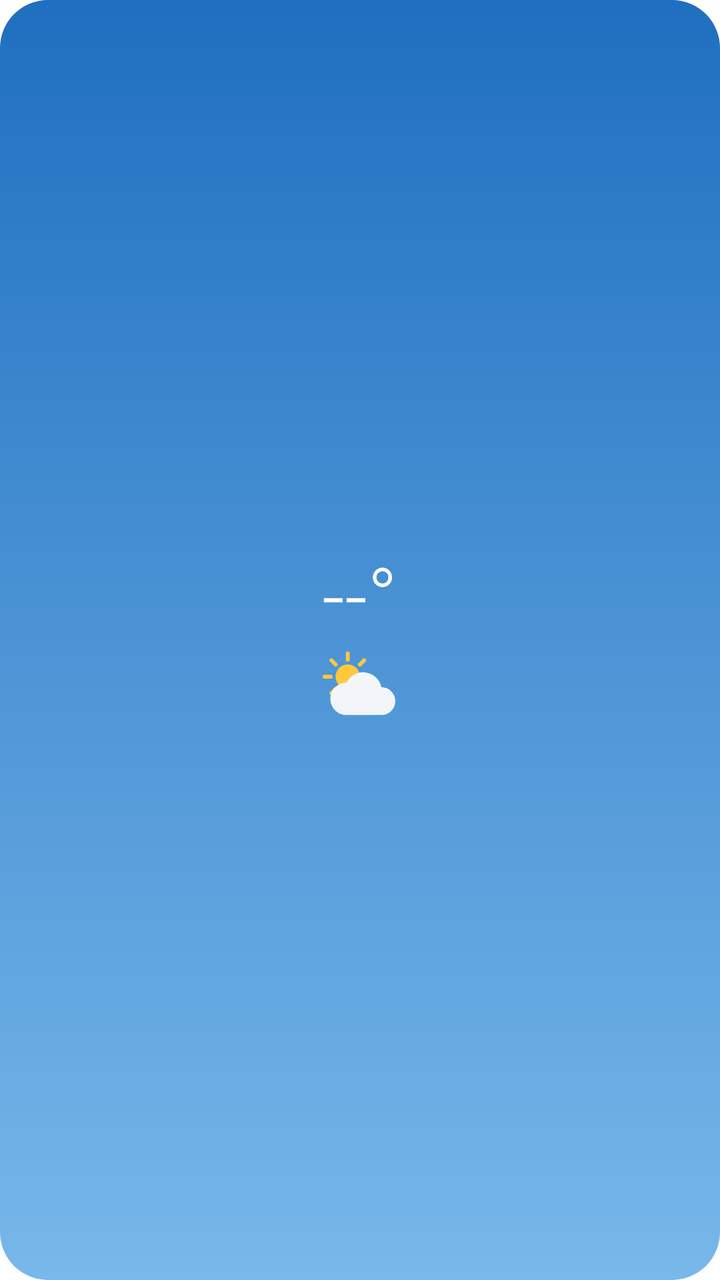
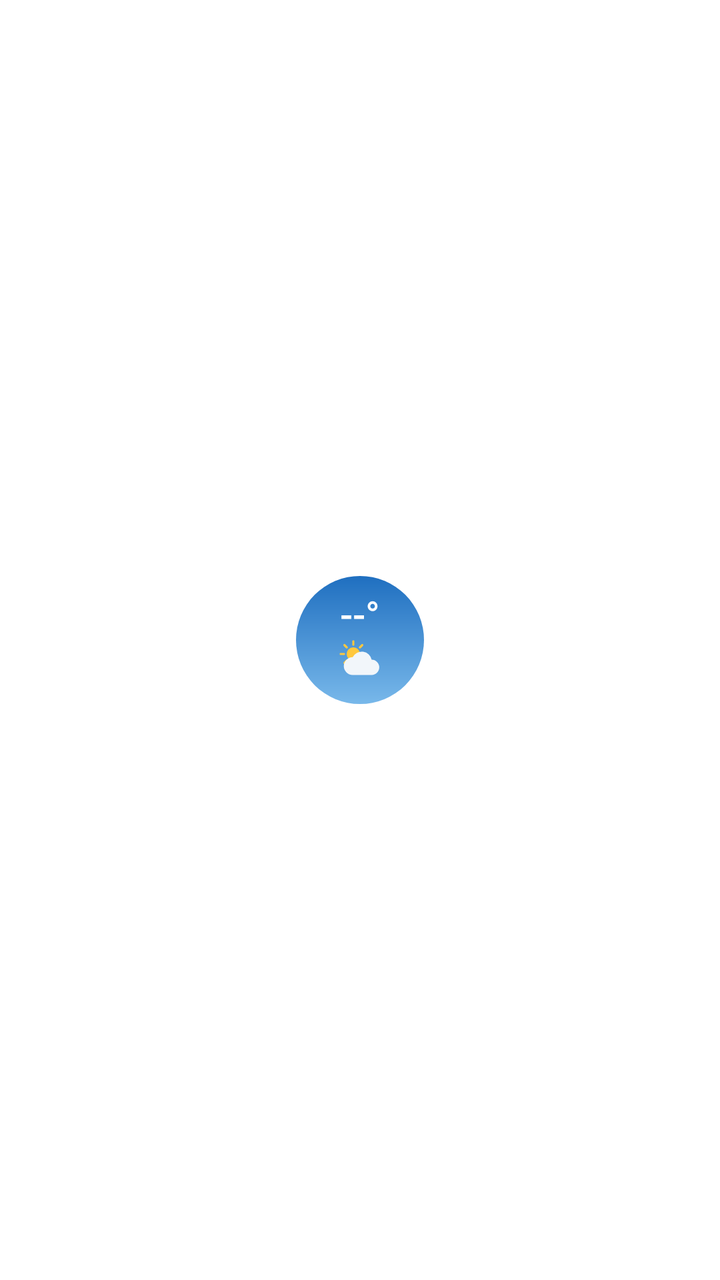

An Android layout rendered at two revisions. The XML below is the earlier revision; the diff shows what the commit changed to produce the second picture.
<!-- AndroidManifest.xml: fallback theme Theme.MaterialComponents.DayNight.NoActionBar -->
<!-- res/layout/widget.xml -->
<?xml version="1.0" encoding="utf-8"?>
<LinearLayout xmlns:android="http://schemas.android.com/apk/res/android"
    android:id="@+id/root"
    android:layout_width="match_parent"
    android:layout_height="match_parent"
    android:background="@drawable/bg"
    android:gravity="center"
    android:orientation="vertical"
    android:padding="8dp">
    <TextView android:id="@+id/place" android:layout_width="wrap_content" android:layout_height="wrap_content"
        android:text="" android:textColor="#CCFFFFFF" android:textSize="11sp" android:maxLines="1" android:ellipsize="end" />
    <TextView android:id="@+id/temp" android:layout_width="wrap_content" android:layout_height="wrap_content"
        android:text="--°" android:textColor="#FFFFFF" android:textSize="40sp" android:fontFamily="sans-serif-light" />
    <ImageView android:id="@+id/icon" android:layout_width="44dp" android:layout_height="44dp"
        android:src="@drawable/ic_partly_day" android:contentDescription="天气" />
    <TextView android:id="@+id/cond" android:layout_width="wrap_content" android:layout_height="wrap_content"
        android:text="" android:textColor="#E6FFFFFF" android:textSize="12sp" />
</LinearLayout>
<!-- resources referenced by this layout -->
<resources>
  <!-- drawable bg (drawable) -->
  <?xml version="1.0" encoding="utf-8"?>
  <shape xmlns:android="http://schemas.android.com/apk/res/android" android:shape="rectangle">
      <corners android:radius="24dp" />
      <gradient android:angle="270" android:startColor="#1F6FC0" android:endColor="#78B8EA" />
  </shape>
  <!-- drawable ic_partly_day (drawable) -->
  <?xml version="1.0" encoding="utf-8"?>
  <vector xmlns:android="http://schemas.android.com/apk/res/android" android:width="72dp" android:height="72dp" android:viewportWidth="72" android:viewportHeight="72"><path android:strokeColor="#FFC83D" android:strokeWidth="3.2" android:strokeLineCap="round" android:pathData="M40.0,24.0L45.0,24.0"/><path android:strokeColor="#FFC83D" android:strokeWidth="3.2" android:strokeLineCap="round" android:pathData="M35.9,33.9L39.4,37.4"/><path android:strokeColor="#FFC83D" android:strokeWidth="3.2" android:strokeLineCap="round" android:pathData="M26.0,38.0L26.0,43.0"/><path android:strokeColor="#FFC83D" android:strokeWidth="3.2" android:strokeLineCap="round" android:pathData="M16.1,33.9L12.6,37.4"/><path android:strokeColor="#FFC83D" android:strokeWidth="3.2" android:strokeLineCap="round" android:pathData="M12.0,24.0L7.0,24.0"/><path android:strokeColor="#FFC83D" android:strokeWidth="3.2" android:strokeLineCap="round" android:pathData="M16.1,14.1L12.6,10.6"/><path android:strokeColor="#FFC83D" android:strokeWidth="3.2" android:strokeLineCap="round" android:pathData="M26.0,10.0L26.0,5.0"/><path android:strokeColor="#FFC83D" android:strokeWidth="3.2" android:strokeLineCap="round" android:pathData="M35.9,14.1L39.4,10.6"/><path android:fillColor="#FFC83D" android:pathData="M16,24a10,10 0,1 0,20,0a10,10 0,1 0,-20,0z"/><group android:translateX="6" android:translateY="6" android:scaleX="0.95" android:scaleY="0.95"><path android:fillColor="#F2F6FA" android:pathData="M20,52h30a12,12 0,0 0,0 -24a16,16 0,0 0,-30 -4a13,13 0,0 0,0 28z"/></group></vector>
</resources>

<!-- the commit's change to res/layout/widget.xml (unified diff, before → after) -->
@@ -1,18 +1,21 @@
 <?xml version="1.0" encoding="utf-8"?>
-<LinearLayout xmlns:android="http://schemas.android.com/apk/res/android"
+<FrameLayout xmlns:android="http://schemas.android.com/apk/res/android"
     android:id="@+id/root"
     android:layout_width="match_parent"
-    android:layout_height="match_parent"
-    android:background="@drawable/bg"
-    android:gravity="center"
-    android:orientation="vertical"
-    android:padding="8dp">
-    <TextView android:id="@+id/place" android:layout_width="wrap_content" android:layout_height="wrap_content"
-        android:text="" android:textColor="#CCFFFFFF" android:textSize="11sp" android:maxLines="1" android:ellipsize="end" />
-    <TextView android:id="@+id/temp" android:layout_width="wrap_content" android:layout_height="wrap_content"
-        android:text="--°" android:textColor="#FFFFFF" android:textSize="40sp" android:fontFamily="sans-serif-light" />
-    <ImageView android:id="@+id/icon" android:layout_width="44dp" android:layout_height="44dp"
-        android:src="@drawable/ic_partly_day" android:contentDescription="天气" />
-    <TextView android:id="@+id/cond" android:layout_width="wrap_content" android:layout_height="wrap_content"
-        android:text="" android:textColor="#E6FFFFFF" android:textSize="12sp" />
-</LinearLayout>
+    android:layout_height="match_parent">
+    <LinearLayout
+        android:layout_width="64dp"
+        android:layout_height="64dp"
+        android:layout_gravity="center"
+        android:background="@drawable/bg"
+        android:gravity="center"
+        android:orientation="vertical">
+        <TextView android:id="@+id/temp" android:layout_width="wrap_content" android:layout_height="wrap_content"
+            android:text="--°" android:textColor="#FFFFFF" android:textSize="19sp" android:includeFontPadding="false"
+            android:fontFamily="sans-serif-medium" />
+        <ImageView android:id="@+id/icon" android:layout_width="24dp" android:layout_height="24dp"
+            android:src="@drawable/ic_partly_day" android:contentDescription="天气" />
+        <TextView android:id="@+id/place" android:layout_width="0dp" android:layout_height="0dp" android:visibility="gone" />
+        <TextView android:id="@+id/cond" android:layout_width="0dp" android:layout_height="0dp" android:visibility="gone" />
+    </LinearLayout>
+</FrameLayout>
<!-- resource entries referenced after the edit -->
@@ -2,8 +2,7 @@
 <resources>
   <!-- drawable bg (drawable) -->
   <?xml version="1.0" encoding="utf-8"?>
-  <shape xmlns:android="http://schemas.android.com/apk/res/android" android:shape="rectangle">
-      <corners android:radius="24dp" />
+  <shape xmlns:android="http://schemas.android.com/apk/res/android" android:shape="oval">
       <gradient android:angle="270" android:startColor="#1F6FC0" android:endColor="#78B8EA" />
   </shape>
   <!-- drawable ic_partly_day (drawable) -->
